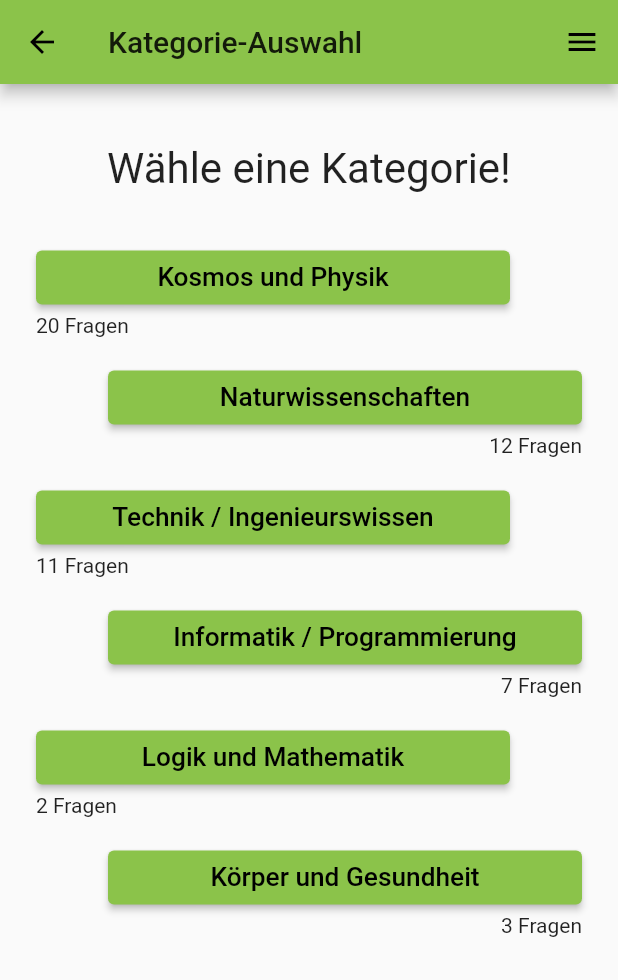
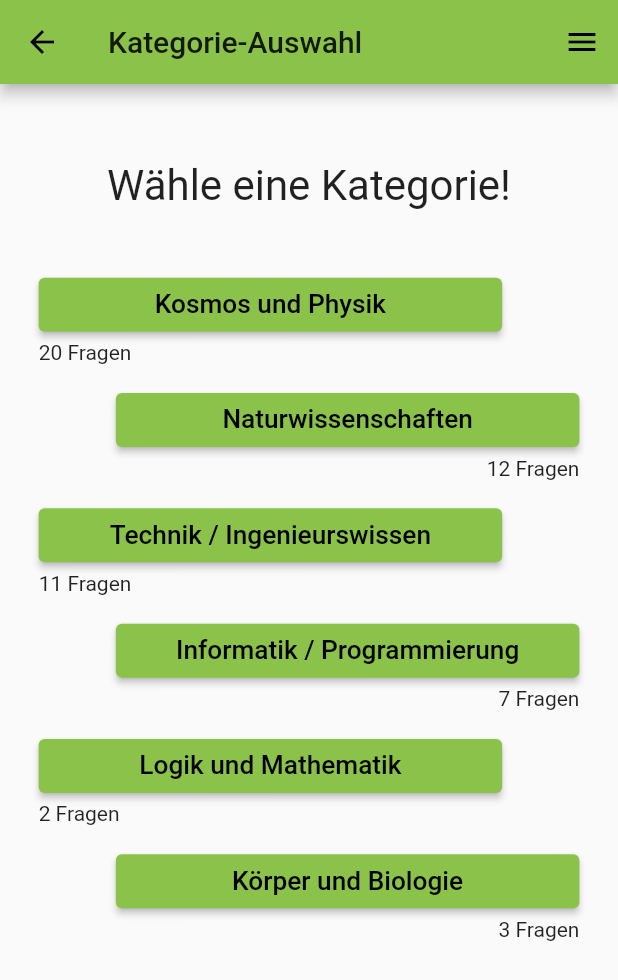
Before and after one commit to Davomat/Qwiz, a Flutter app: the screen it shows after launch, after a tap on "START", on a phone screen of 412 x 824 dp. Shown: the top 980 px of the screen. Run offline on Flutter 3.47's test engine with Material 2 defaults, Android fonts, the phone set to English and light mode, and no system bars.

Commit message:
minor fixes on size calculations, naming, and questions, removed AppBar backButton

```diff
--- a/lib/category.dart
+++ b/lib/category.dart
@@ -1,7 +1,7 @@
 
 enum Category {
+  biology,
   cosmos,
-  health,
   logic,
   programming,
   science,
@@ -20,7 +20,7 @@ class CategoryHandler {
       case Category.technology:   return 'Technik / Ingenieurswissen';
       case Category.programming:  return 'Informatik / Programmierung';
       case Category.logic:        return 'Logik und Mathematik';
-      case Category.health:      return 'Körper und Gesundheit';
+      case Category.biology:      return 'Körper und Biologie';
       default:                    return '';
     }
   }
@@ -28,11 +28,11 @@ class CategoryHandler {
   static String getShortString(Category category) {
     switch (category) {
       case Category.cosmos:       return 'Kosmos';
-      case Category.science:      return 'NaWi';
+      case Category.science:      return 'Naturwissensch.';
       case Category.technology:   return 'Technik';
       case Category.programming:  return 'Programmierung';
       case Category.logic:        return 'Logik';
-      case Category.health:      return 'Körper';
+      case Category.biology:      return 'Biologie';
       default:                    return '';
     }
   }
--- a/lib/category_page.dart
+++ b/lib/category_page.dart
@@ -9,11 +9,11 @@ import 'settings.dart';
 class CategoryPage extends StatelessWidget {
   static final routeName = '/categories';
 
-  final outerPadding = 24.0;
-  final buttonVerticalSpacing = 16.0;
-
   @override
   Widget build(BuildContext context) {
+    final screenWidth = MediaQuery.of(context).size.width;
+    final outerSpacing = screenWidth * 0.0625;
+
     return Scaffold(
       appBar: AppBar(
         title: Text('Kategorie-Auswahl'),
@@ -22,50 +22,50 @@ class CategoryPage extends StatelessWidget {
         ],
       ),
       body: ListView(
-        padding: EdgeInsets.all(outerPadding),
+        padding: EdgeInsets.all(outerSpacing),
         children: [
-          SizedBox(height: buttonVerticalSpacing),
+          SizedBox(height: outerSpacing),
           Center(
             child: Text(
               "Wähle eine Kategorie!",
               textScaleFactor: 2.0,
             ),
           ),
-          SizedBox(height: buttonVerticalSpacing),
-          _insertButtonLeft(context, Category.cosmos),
-          _insertButtonRight(context, Category.science),
-          _insertButtonLeft(context, Category.technology),
-          _insertButtonRight(context, Category.programming),
-          _insertButtonLeft(context, Category.logic),
-          _insertButtonRight(context, Category.health),
+          SizedBox(height: outerSpacing),
+          _insertButtonLeft( context, outerSpacing, Category.cosmos),
+          _insertButtonRight(context, outerSpacing, Category.science),
+          _insertButtonLeft( context, outerSpacing, Category.technology),
+          _insertButtonRight(context, outerSpacing, Category.programming),
+          _insertButtonLeft( context, outerSpacing, Category.logic),
+          _insertButtonRight(context, outerSpacing, Category.biology),
         ],
       ),
     );
   }
 
-  Widget _insertButtonLeft(BuildContext context, Category category) {
+  Widget _insertButtonLeft(BuildContext context, double outerSpacing, Category category) {
     return Padding(
-      padding: EdgeInsets.only(top: buttonVerticalSpacing, right: 2 * outerPadding),
+      padding: EdgeInsets.only(top: 0.5 * outerSpacing, right: 2 * outerSpacing),
       child: Column(
         crossAxisAlignment: CrossAxisAlignment.start,
-        children: _insertButtonWithInfo(context, category),
+        children: _insertButtonWithInfo(context, outerSpacing, category),
       ),
     );
   }
 
-  Widget _insertButtonRight(BuildContext context, Category category) {
+  Widget _insertButtonRight(BuildContext context, double outerSpacing, Category category) {
     return Padding(
-      padding: EdgeInsets.only(top: buttonVerticalSpacing, left: 2 * outerPadding),
+      padding: EdgeInsets.only(top: 0.5 * outerSpacing, left: 2 * outerSpacing),
       child: Column(
         crossAxisAlignment: CrossAxisAlignment.end,
-        children: _insertButtonWithInfo(context, category),
+        children: _insertButtonWithInfo(context, outerSpacing, category),
       ),
     );
   }
 
-  List<Widget> _insertButtonWithInfo(BuildContext context, Category category) {
+  List<Widget> _insertButtonWithInfo(BuildContext context, double outerSpacing, Category category) {
     final screenWidth = MediaQuery.of(context).size.width;
-    final buttonWidth = screenWidth - 4 * outerPadding;
+    final buttonWidth = screenWidth - 4 * outerSpacing;
 
     return [
       SizedBox(
@@ -80,12 +80,6 @@ class CategoryPage extends StatelessWidget {
               context,
               QuizPage.routeName,
               arguments: CategoryHandler(category),
-              /*
-              PageTransition(
-                type: PageTransitionType.fade,
-                child: QuizPage(),
-              ),
-               */
             );
           },
         ),
--- a/lib/question_catcher.dart
+++ b/lib/question_catcher.dart
@@ -33,8 +33,8 @@ class QuestionCatcher {
       case Category.technology:   return _getQuestionsAboutTechnology();
       case Category.programming:  return _getQuestionsAboutProgramming();
       case Category.logic:        return _getQuestionsAboutLogic();
-      case Category.health:       return _getQuestionsAboutHealth();
-      default:                    return new List<Question>.empty();
+      case Category.biology:      return _getQuestionsAboutBiology();
+      default:                    return List<Question>.empty();
     }
   }
 
@@ -323,12 +323,12 @@ class QuestionCatcher {
     questions.add(qqTimeSunCoreToSurface);
 
     final qSIUnits = Question(
-      questionText: 'Was ist keine SI-Einheit?',
+      questionText: 'Was ist keine SI-Größe?',
       rightAnswer:  'elektrische Spannung U',
       wrongAnswer1: 'Stoffmenge n',
       wrongAnswer2: 'Temperatur T',
       wrongAnswer3: 'Lichtstärke I_v',
-      additionalInformation: 'Die Stromstärke I ist ein SI-Einheit.',
+      additionalInformation: 'Die Stromstärke I ist ein SI-Größe.',
     );
     questions.add(qSIUnits);
 
@@ -576,7 +576,7 @@ class QuestionCatcher {
   }
 
 
-  static List<Question> _getQuestionsAboutHealth() {
+  static List<Question> _getQuestionsAboutBiology() {
     final questions = new List<Question>.empty(growable: true);
 
     final qVitaminD = Question(
--- a/lib/title_screen.dart
+++ b/lib/title_screen.dart
@@ -6,7 +6,7 @@ import 'result_page.dart';
 import 'settings.dart';
 
 
-class TitleScreen extends StatelessWidget {
+class TitleScreenRoot extends StatelessWidget {
   static final routeName = '/';
 
   @override
@@ -16,66 +16,29 @@ class TitleScreen extends StatelessWidget {
       theme: ThemeData(
         primarySwatch: Colors.lightGreen,
       ),
-      initialRoute: TitleScreen.routeName,
+      initialRoute: TitleScreenRoot.routeName,
       routes: {
         SettingsPage.routeName: (context) => SettingsPage(),
         CategoryPage.routeName: (context) => CategoryPage(),
         QuizPage.routeName: (context) => QuizPage(),
         ResultPage.routeName: (context) => ResultPage(),
       },
-      home: TitleScreenContent(),
+      home: TitleScreen(),
     );
   }
 }
 
-class TitleScreenContent extends StatelessWidget {
-  static final outerPadding = 24.0;
-  static final innerMadePadding = 12.0;
-  static final madeLogosSize = 16.0;
 
-  static Widget copyrightBlock() {
-    return Row(
-      children: [
-        Column(
-          mainAxisAlignment: MainAxisAlignment.end,
-          crossAxisAlignment: CrossAxisAlignment.start,
-          children: [
-            Text('made with:'),
-            SizedBox(height: innerMadePadding),
-            Text('made by:'),
-          ],
-        ),
-        SizedBox(width: innerMadePadding),
-        Column(
-          mainAxisAlignment: MainAxisAlignment.end,
-          crossAxisAlignment: CrossAxisAlignment.start,
-          children: [
-            Row(
-              children: [
-                FlutterLogo(size: madeLogosSize),
-                Text(' Flutter / Dart'),
-              ],
-            ),
-            SizedBox(height: innerMadePadding),
-            Row(
-              children: [
-                Image.asset('assets/D.png', height: madeLogosSize,),
-                Text(' Daveloper - \u00a9 David Lange'),
-              ],
-            ),
-          ],
-        )
-      ],
-    );
-  }
+class TitleScreen extends StatelessWidget {
 
   @override
   Widget build(BuildContext context) {
     final screenWidth = MediaQuery.of(context).size.width;
-    final logoWidth = screenWidth - 4 * outerPadding;
-    final logoHeight = logoWidth / 2;
-    final buttonWidth = screenWidth - 2 * outerPadding;
-    final buttonHeight = buttonWidth / 8;
+    final outerSpacing = screenWidth * 0.0625;
+    final logoWidth = screenWidth - 4 * outerSpacing;
+    final logoHeight = 0.5 * logoWidth;
+    final buttonWidth = screenWidth - 2 * outerSpacing;
+    final buttonHeight = 0.125 * buttonWidth;
 
     return Scaffold(
       body: Container(
@@ -90,22 +53,22 @@ class TitleScreenContent extends StatelessWidget {
           ),
         ),
         child: Padding(
-          padding: EdgeInsets.all(outerPadding),
+          padding: EdgeInsets.all(outerSpacing),
           child: Column(
             mainAxisAlignment: MainAxisAlignment.spaceBetween,
             children: [
               Column(
                 children: [
-                  SizedBox(height: 2 * outerPadding),
+                  SizedBox(height: 2 * outerSpacing),
                   Padding(
-                    padding: EdgeInsets.all(outerPadding),
+                    padding: EdgeInsets.all(outerSpacing),
                     child: Image.asset(
                       'assets/Logo.png',
                       height: logoHeight,
                       width: logoWidth,
                     ),
                   ),
-                  SizedBox(height: 2 * outerPadding),
+                  SizedBox(height: 2 * outerSpacing),
                   SizedBox(
                     width: buttonWidth,
                     height: buttonHeight,
@@ -119,7 +82,7 @@ class TitleScreenContent extends StatelessWidget {
                       },
                     ),
                   ),
-                  SizedBox(height: 2 * outerPadding),
+                  SizedBox(height: 2 * outerSpacing),
                   SizedBox(
                     width: buttonWidth,
                     height: buttonHeight,
@@ -135,11 +98,47 @@ class TitleScreenContent extends StatelessWidget {
                   ),
                 ],
               ),
-              copyrightBlock(),
+              copyrightBlock(0.375 * outerSpacing),
             ],
           ),
         ),
       ),
     );
   }
+
+  static Widget copyrightBlock(double spacing) {
+    final madeLogosSize = 16.0;
+
+    return Row(
+      children: [
+        Column(
+          crossAxisAlignment: CrossAxisAlignment.start,
+          children: [
+            Text('made with:'),
+            SizedBox(height: spacing),
+            Text('made by:'),
+          ],
+        ),
+        SizedBox(width: spacing),
+        Column(
+          crossAxisAlignment: CrossAxisAlignment.start,
+          children: [
+            Row(
+              children: [
+                FlutterLogo(size: madeLogosSize),
+                Text(' Flutter / Dart'),
+              ],
+            ),
+            SizedBox(height: spacing),
+            Row(
+              children: [
+                Image.asset('assets/D.png', height: madeLogosSize,),
+                Text(' Daveloper - \u00a9 David Lange'),
+              ],
+            ),
+          ],
+        )
+      ],
+    );
+  }
 }
```
Also changed, not shown: lib/main.dart (+1 -16 lines), lib/quiz_page.dart (+22 -18 lines), lib/result_page.dart (+14 -10 lines), 1 other file.
